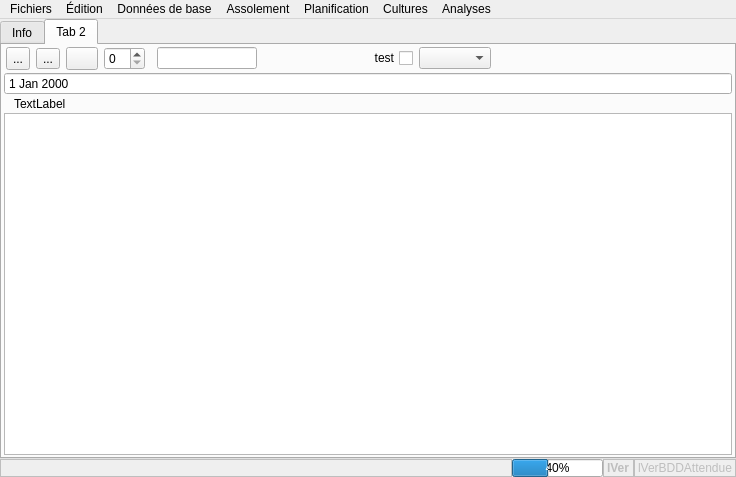
This is mainwindow.ui in marcpley/potaleger as Qt 5 draws it before an edit. The edited form follows.
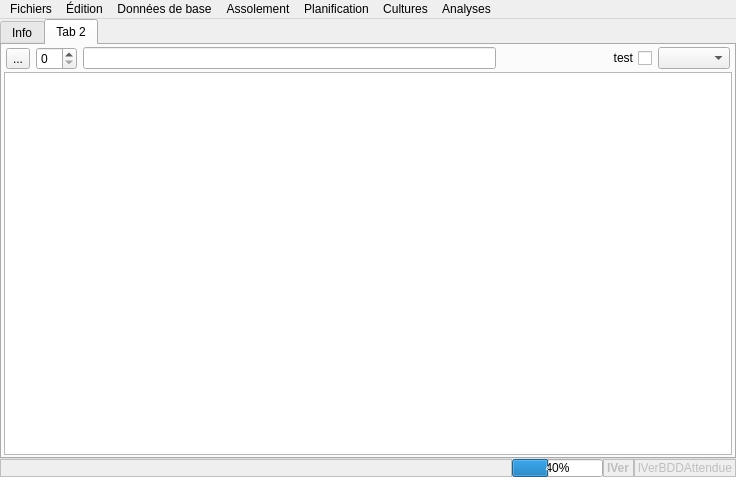
This is the edited form. The open tabs and pages were chosen to show the change. Icons and pictures are not drawn.

What changed in the file:
```diff
--- a/mainwindow.ui
+++ b/mainwindow.ui
@@ -57,7 +57,7 @@
        <enum>QTabWidget::TabShape::Rounded</enum>
       </property>
       <property name="currentIndex">
-       <number>0</number>
+       <number>1</number>
       </property>
       <property name="tabsClosable">
        <bool>false</bool>
@@ -229,29 +229,6 @@
            <property name="bottomMargin">
             <number>0</number>
            </property>
-           <item>
-            <widget class="QToolButton" name="toolButton">
-             <property name="maximumSize">
-              <size>
-               <width>32</width>
-               <height>32</height>
-              </size>
-             </property>
-             <property name="text">
-              <string>...</string>
-             </property>
-             <property name="icon">
-              <iconset resource="images/images.qrc">
-               <normaloff>:/images/reload.svg</normaloff>:/images/reload.svg</iconset>
-             </property>
-             <property name="iconSize">
-              <size>
-               <width>32</width>
-               <height>32</height>
-              </size>
-             </property>
-            </widget>
-           </item>
            <item>
             <widget class="QToolButton" name="toolButton_2">
              <property name="text">
@@ -262,45 +239,9 @@
              </property>
             </widget>
            </item>
-           <item>
-            <widget class="QPushButton" name="pushButton">
-             <property name="maximumSize">
-              <size>
-               <width>32</width>
-               <height>32</height>
-              </size>
-             </property>
-             <property name="text">
-              <string/>
-             </property>
-             <property name="icon">
-              <iconset resource="images/images.qrc">
-               <normaloff>:/images/reload.svg</normaloff>:/images/reload.svg</iconset>
-             </property>
-             <property name="iconSize">
-              <size>
-               <width>32</width>
-               <height>32</height>
-              </size>
-             </property>
-             <property name="checkable">
-              <bool>false</bool>
-             </property>
-            </widget>
-           </item>
            <item>
             <widget class="QSpinBox" name="spinBox"/>
            </item>
-           <item>
-            <widget class="QFrame" name="frame">
-             <property name="frameShape">
-              <enum>QFrame::Shape::Panel</enum>
-             </property>
-             <property name="frameShadow">
-              <enum>QFrame::Shadow::Raised</enum>
-             </property>
-            </widget>
-           </item>
            <item>
             <widget class="QLineEdit" name="lineEdit">
              <property name="minimumSize">
@@ -336,47 +277,9 @@
            <item>
             <widget class="QComboBox" name="comboBox"/>
            </item>
-           <item>
-            <spacer name="horizontalSpacer">
-             <property name="orientation">
-              <enum>Qt::Orientation::Horizontal</enum>
-             </property>
-             <property name="sizeHint" stdset="0">
-              <size>
-               <width>741</width>
-               <height>20</height>
-              </size>
-             </property>
-            </spacer>
-           </item>
           </layout>
          </widget>
         </item>
-        <item>
-         <widget class="QDateEdit" name="dateEdit">
-          <property name="buttonSymbols">
-           <enum>QAbstractSpinBox::ButtonSymbols::NoButtons</enum>
-          </property>
-         </widget>
-        </item>
-        <item>
-         <widget class="QLabel" name="label_2">
-          <property name="font">
-           <font>
-            <fontweight>Thin</fontweight>
-           </font>
-          </property>
-          <property name="frameShape">
-           <enum>QFrame::Shape::NoFrame</enum>
-          </property>
-          <property name="text">
-           <string>TextLabel</string>
-          </property>
-          <property name="indent">
-           <number>10</number>
-          </property>
-         </widget>
-        </item>
         <item>
          <widget class="QTableView" name="tableView">
           <property name="sizePolicy">
@@ -559,7 +462,8 @@
      <string>Analyses</string>
     </property>
     <addaction name="mAnaITP"/>
-    <addaction name="mAnaEspeces"/>
+    <addaction name="mAnaCultures"/>
+    <addaction name="mIncDatesCultures"/>
    </widget>
    <widget class="QMenu" name="mEdition">
     <property name="title">
@@ -571,6 +475,8 @@
     <addaction name="mFilterFind"/>
     <addaction name="mEditNotes"/>
     <addaction name="mParam"/>
+    <addaction name="mImporter"/>
+    <addaction name="mExporter"/>
    </widget>
    <addaction name="mFichiers"/>
    <addaction name="mEdition"/>
@@ -705,6 +611,9 @@
    <property name="enabled">
     <bool>false</bool>
    </property>
+   <property name="icon">
+    <iconset theme="system-run"/>
+   </property>
    <property name="text">
     <string>Créer les cultures</string>
    </property>
@@ -740,10 +649,6 @@
    <property name="enabled">
     <bool>false</bool>
    </property>
-   <property name="icon">
-    <iconset resource="images/images.qrc">
-     <normaloff>:/images/cultures_a_semer.svg</normaloff>:/images/cultures_a_semer.svg</iconset>
-   </property>
    <property name="text">
     <string>Semis à faire</string>
    </property>
@@ -752,10 +657,6 @@
    <property name="enabled">
     <bool>false</bool>
    </property>
-   <property name="icon">
-    <iconset resource="images/images.qrc">
-     <normaloff>:/images/cultures_a_planter.svg</normaloff>:/images/cultures_a_planter.svg</iconset>
-   </property>
    <property name="text">
     <string>Plantations à faire</string>
    </property>
@@ -764,10 +665,6 @@
    <property name="enabled">
     <bool>false</bool>
    </property>
-   <property name="icon">
-    <iconset resource="images/images.qrc">
-     <normaloff>:/images/cultures_a_recolter.svg</normaloff>:/images/cultures_a_recolter.svg</iconset>
-   </property>
    <property name="text">
     <string>Récoltes à faire</string>
    </property>
@@ -776,10 +673,6 @@
    <property name="enabled">
     <bool>false</bool>
    </property>
-   <property name="icon">
-    <iconset resource="images/images.qrc">
-     <normaloff>:/images/saisie_recolte.svg</normaloff>:/images/saisie_recolte.svg</iconset>
-   </property>
    <property name="text">
     <string>Saisie des récoltes</string>
    </property>
@@ -788,10 +681,6 @@
    <property name="enabled">
     <bool>false</bool>
    </property>
-   <property name="icon">
-    <iconset resource="images/images.qrc">
-     <normaloff>:/images/cultures_a_ter.svg</normaloff>:/images/cultures_a_ter.svg</iconset>
-   </property>
    <property name="text">
     <string>A terminer</string>
    </property>
@@ -800,10 +689,6 @@
    <property name="enabled">
     <bool>false</bool>
    </property>
-   <property name="icon">
-    <iconset resource="images/images.qrc">
-     <normaloff>:/images/cultures_toutes.svg</normaloff>:/images/cultures_toutes.svg</iconset>
-   </property>
    <property name="text">
     <string>Toutes les cultures</string>
    </property>
@@ -816,22 +701,18 @@
     <string>Itinéraires techniques</string>
    </property>
   </action>
-  <action name="mAnaEspeces">
+  <action name="mAnaCultures">
    <property name="enabled">
     <bool>false</bool>
    </property>
    <property name="text">
-    <string>Espèces</string>
+    <string>Cultures</string>
    </property>
   </action>
   <action name="mCuNonTer">
    <property name="enabled">
     <bool>false</bool>
    </property>
-   <property name="icon">
-    <iconset resource="images/images.qrc">
-     <normaloff>:/images/cultures_non_ter.svg</normaloff>:/images/cultures_non_ter.svg</iconset>
-   </property>
    <property name="text">
     <string>Toutes les cultures non terminées</string>
    </property>
@@ -1000,6 +881,21 @@
     <string>Mettre à jour le schéma de BDD</string>
    </property>
   </action>
+  <action name="mImporter">
+   <property name="text">
+    <string>Importer des données</string>
+   </property>
+  </action>
+  <action name="mExporter">
+   <property name="text">
+    <string>Exporter les données</string>
+   </property>
+  </action>
+  <action name="mIncDatesCultures">
+   <property name="text">
+    <string>Incohérences dates cultures</string>
+   </property>
+  </action>
  </widget>
  <resources>
   <include location="images/images.qrc"/>
```
